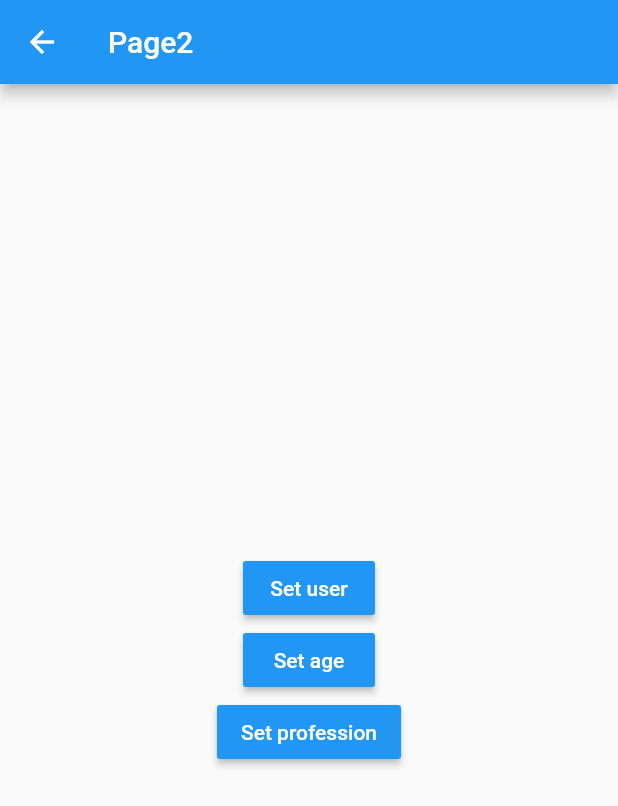
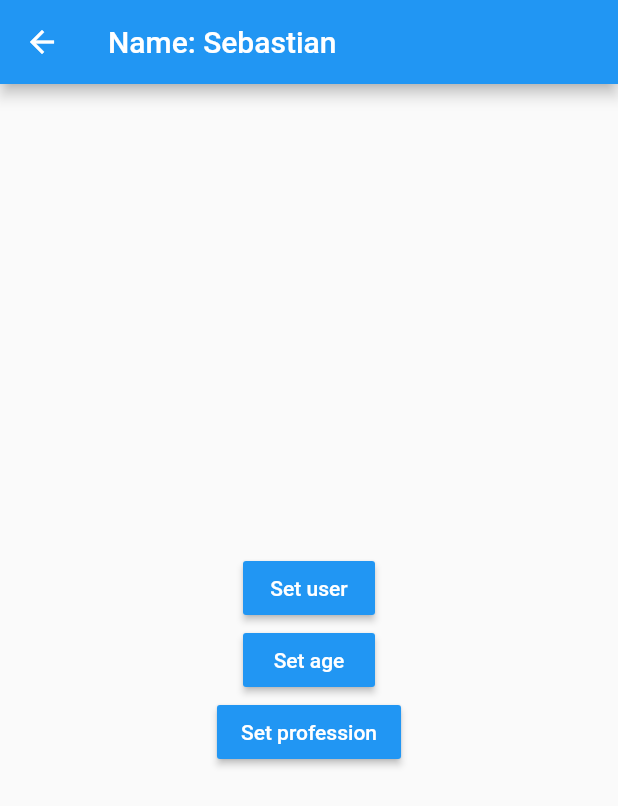
Before and after one commit to sebasgarcia29/states_flutter, a Flutter app: the Page2Screen screen opened by its route, after a tap on "Set user", on a phone screen of 412 x 824 dp. Shown: the top 806 px of the screen. Run offline on Flutter 3.47's test engine with Material 2 defaults, Android fonts, the phone set to English and light mode, and no system bars; accounts and stored records are empty.

```diff
--- a/lib/models/usuario.dart
+++ b/lib/models/usuario.dart
@@ -1,11 +1,11 @@
-class Usuario {
+class User {
   String name;
   int age;
-  List<String> professions;
+  List<String>? professions;
 
-  Usuario({
+  User({
     required this.name,
     required this.age,
-    required this.professions,
+    this.professions,
   });
 }
--- a/lib/pages/page1_pages.dart
+++ b/lib/pages/page1_pages.dart
@@ -1,15 +1,28 @@
 import 'package:flutter/material.dart';
+import 'package:provider/provider.dart';
+
+import 'package:states/services/usuario_service.dart';
+import '../models/usuario.dart';
 
 class Page1Screen extends StatelessWidget {
   const Page1Screen({Key? key}) : super(key: key);
 
   @override
   Widget build(BuildContext context) {
+    final UserService userService = Provider.of<UserService>(context);
+
     return Scaffold(
       appBar: AppBar(
         title: const Text('Page1'),
+        actions: [
+          IconButton(
+              onPressed: () => userService.logoutUser(),
+              icon: const Icon(Icons.logout))
+        ],
       ),
-      body: const InformationUser(),
+      body: userService.userIsLogged
+          ? InformationUser(userService.user)
+          : const Center(child: Text('No user logged')),
       floatingActionButton: FloatingActionButton(
         onPressed: () => Navigator.pushNamed(context, '/page2'),
         child: const Icon(Icons.navigate_next),
@@ -19,9 +32,9 @@ class Page1Screen extends StatelessWidget {
 }
 
 class InformationUser extends StatelessWidget {
-  const InformationUser({
-    super.key,
-  });
+  final User user;
+
+  const InformationUser(this.user, {super.key});
 
   @override
   Widget build(BuildContext context) {
@@ -31,28 +44,31 @@ class InformationUser extends StatelessWidget {
       padding: const EdgeInsets.all(20.0),
       child: Column(
         crossAxisAlignment: CrossAxisAlignment.start,
-        children: const [
-          Text('General: ',
+        children: [
+          const Text('General: ',
               style: TextStyle(fontSize: 18, fontWeight: FontWeight.bold)),
-          Divider(),
-          ListTile(
-            title: Text('Name: '),
-          ),
-          ListTile(
-            title: Text('Age: '),
-          ),
-          Text('Professions: ',
+          const Divider(),
+          ListTile(title: Text('Name: ${user.name}')),
+          ListTile(title: Text('Age: ${user.age}')),
+          const Text('Professions: ',
               style: TextStyle(fontSize: 18, fontWeight: FontWeight.bold)),
-          Divider(),
-          ListTile(
-            title: Text('Profesion1: '),
-          ),
-          ListTile(
-            title: Text('Profesion2: '),
-          ),
-          ListTile(
-            title: Text('Profesion3: '),
-          ),
+          const Divider(),
+          // const ListTile(title: Text('Profesion1: ')),
+          // user.professions != null
+          //     ? ListView.builder(
+          //         shrinkWrap: true,
+          //         physics: const NeverScrollableScrollPhysics(),
+          //         itemCount: user.professions?.length,
+          //         itemBuilder: (BuildContext context, int index) {
+          //           final profession = user.professions![index];
+          //           return ListTile(title: Text(profession));
+          //         },
+          //       )
+          //     : const Center(child: Text('No professions')),
+
+          ...user.professions!
+              .map((profession) => ListTile(title: Text(profession)))
+              .toList(),
         ],
       ),
     );
--- a/lib/pages/page2_pages.dart
+++ b/lib/pages/page2_pages.dart
@@ -1,13 +1,22 @@
 import 'package:flutter/material.dart';
+import 'package:provider/provider.dart';
+
+import 'package:states/models/usuario.dart';
+import 'package:states/services/usuario_service.dart';
 
 class Page2Screen extends StatelessWidget {
   const Page2Screen({Key? key}) : super(key: key);
 
   @override
   Widget build(BuildContext context) {
+    final UserService userService =
+        Provider.of<UserService>(context, listen: true);
+
     return Scaffold(
       appBar: AppBar(
-        title: const Text('Page2'),
+        title: userService.userIsLogged
+            ? Text('Name: ${userService.user.name}')
+            : const Text('Page2'),
       ),
       body: Center(
         child: Column(
@@ -19,7 +28,18 @@ class Page2Screen extends StatelessWidget {
                 'Set user',
                 style: TextStyle(color: Colors.white),
               ),
-              onPressed: () {},
+              onPressed: () {
+                final newUser = User(
+                  name: 'Sebastian',
+                  age: 27,
+                  professions: [
+                    'Developer',
+                    'Designer',
+                    'Tester',
+                  ],
+                );
+                userService.user = newUser;
+              },
             ),
             MaterialButton(
               color: Colors.blue,
@@ -27,7 +47,9 @@ class Page2Screen extends StatelessWidget {
                 'Set age',
                 style: TextStyle(color: Colors.white),
               ),
-              onPressed: () {},
+              onPressed: () {
+                userService.changeAge(28);
+              },
             ),
             MaterialButton(
               color: Colors.blue,
@@ -35,7 +57,7 @@ class Page2Screen extends StatelessWidget {
                 'Set profession',
                 style: TextStyle(color: Colors.white),
               ),
-              onPressed: () {},
+              onPressed: () => userService.addProfession(),
             ),
           ],
         ),
--- /dev/null
+++ b/lib/services/usuario_service.dart
@@ -0,0 +1,31 @@
+import 'package:flutter/material.dart';
+
+import 'package:states/models/usuario.dart';
+
+class UserService with ChangeNotifier {
+  User? _user;
+
+  User get user => _user!;
+  bool get userIsLogged => _user != null;
+
+  set user(User dataUser) {
+    _user = dataUser;
+    notifyListeners();
+  }
+
+  void changeAge(int age) {
+    _user?.age = age;
+    notifyListeners();
+  }
+
+  void logoutUser() {
+    _user = null;
+    notifyListeners();
+  }
+
+  void addProfession() {
+    _user?.professions
+        ?.add('Proffesion ${(_user?.professions!.length)! + (1)}');
+    notifyListeners();
+  }
+}
--- a/pubspec.yaml
+++ b/pubspec.yaml
@@ -35,6 +35,7 @@ dependencies:
   # The following adds the Cupertino Icons font to your application.
   # Use with the CupertinoIcons class for iOS style icons.
   cupertino_icons: ^1.0.2
+  provider: ^6.0.5
 
 dev_dependencies:
   flutter_test:
```
Also changed, not shown: lib/main.dart (+9 -8 lines), pubspec.lock.
